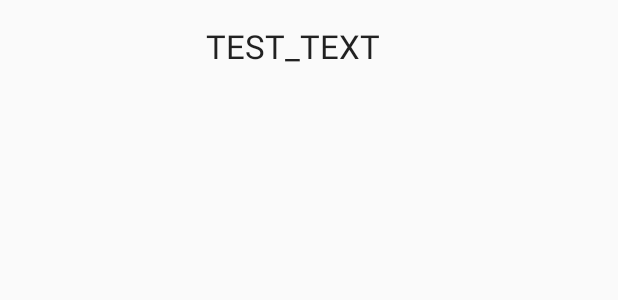
After one commit to igachmov/myMag, an Android app: the layout view_product_row.xml on its own in the app's theme, with its tools: preview values and no code run, on a phone screen of 412 x 824 dp. The commit adds this screen. Shown: the top 300 px of the screen. Run offline under Robolectric (Android 15) with nearby library versions, the phone set to English and light mode, and no system bars.

Commit message:
Added basic RecyclerView for ProductList and related files and functions

```diff
--- a/app/src/main/java/com/mymag/mymag/model/activities/ProductActivity.java
+++ b/app/src/main/java/com/mymag/mymag/model/activities/ProductActivity.java
@@ -199,6 +199,7 @@ class ProductSpecsListAdapter extends BaseAdapter {
     @Override
     public View getView(int position, View convertView, ViewGroup parent) {
 
+        //TODO try getting inflater via LayoutInflater.from(Context);
         LayoutInflater inflater = (LayoutInflater) c.getSystemService(Context.LAYOUT_INFLATER_SERVICE);
         View row = inflater.inflate(R.layout.view_product_specification, parent, false);
 
--- /dev/null
+++ b/app/src/main/res/layout/view_product_row.xml
@@ -0,0 +1,29 @@
+<?xml version="1.0" encoding="utf-8"?>
+<LinearLayout xmlns:android="http://schemas.android.com/apk/res/android"
+    android:layout_width="match_parent"
+    android:layout_height="120dp"
+    android:orientation="horizontal"
+    android:layout_marginTop="@dimen/activity_vertical_margin"
+    android:layout_marginBottom="@dimen/activity_vertical_margin">
+
+
+    <android.support.v7.widget.AppCompatImageView
+        android:id="@+id/productlist_photo"
+        android:layout_width="0dp"
+        android:layout_height="match_parent"
+        android:layout_weight="1" />
+
+    <RelativeLayout
+        android:layout_width="0dp"
+        android:layout_height="match_parent"
+        android:layout_weight="2">
+
+        <TextView
+            android:id="@+id/productlist_title"
+            android:text="TEST_TEXT"
+            android:layout_width="wrap_content"
+            android:layout_height="wrap_content"
+            android:textAppearance="@style/Base.TextAppearance.AppCompat.Large"/>
+    </RelativeLayout>
+
+</LinearLayout>
--- a/app/src/main/res/values/strings.xml
+++ b/app/src/main/res/values/strings.xml
@@ -6,4 +6,5 @@
     <string name="amountNumber">1</string>
     <string name="Regex">^[a-z0-9._]+@[a-z0-9]+.[a-z]{2,4}$</string>
     <string name="PRODUCT_KEY">Product</string>
+    <string name="PRODUCT_LIST_KEY">PRODUCT_LIST</string>
 </resources>
```
Also changed, not shown: app/src/main/java/com/mymag/mymag/model/activities/HomeActivity.java (+16 -3 lines), app/src/main/java/com/mymag/mymag/model/activities/ProductListActivity.java (+88 -1 lines), app/src/main/res/layout/activity_product_list.xml (+12 -3 lines).
